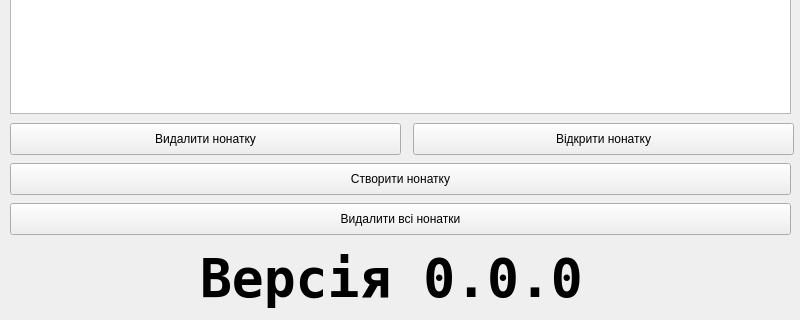
The window that src/design/ui_files/main_window.ui (Andboogl/NoteBook) describes before a commit, drawn with Qt 5; both pictures show x 0 to 800 and y 157 to 477 of the 800 by 477 pixel window.
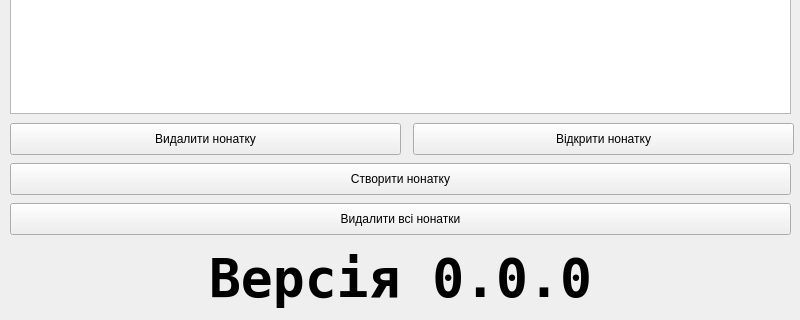
The same window after the commit.

The edit to the form file:
```diff
--- a/src/design/ui_files/main_window.ui
+++ b/src/design/ui_files/main_window.ui
@@ -30,9 +30,9 @@
    <widget class="QLabel" name="version">
     <property name="geometry">
      <rect>
-      <x>200</x>
+      <x>20</x>
       <y>400</y>
-      <width>381</width>
+      <width>761</width>
       <height>71</height>
      </rect>
     </property>
@@ -40,12 +40,17 @@
      <font>
       <family>Andale Mono</family>
       <pointsize>40</pointsize>
+      <weight>75</weight>
       <bold>true</bold>
+      <kerning>true</kerning>
      </font>
     </property>
     <property name="text">
      <string>Версія 0.0.0</string>
     </property>
+    <property name="alignment">
+     <set>Qt::AlignCenter</set>
+    </property>
    </widget>
    <widget class="QPushButton" name="delete_note">
     <property name="geometry">
```
